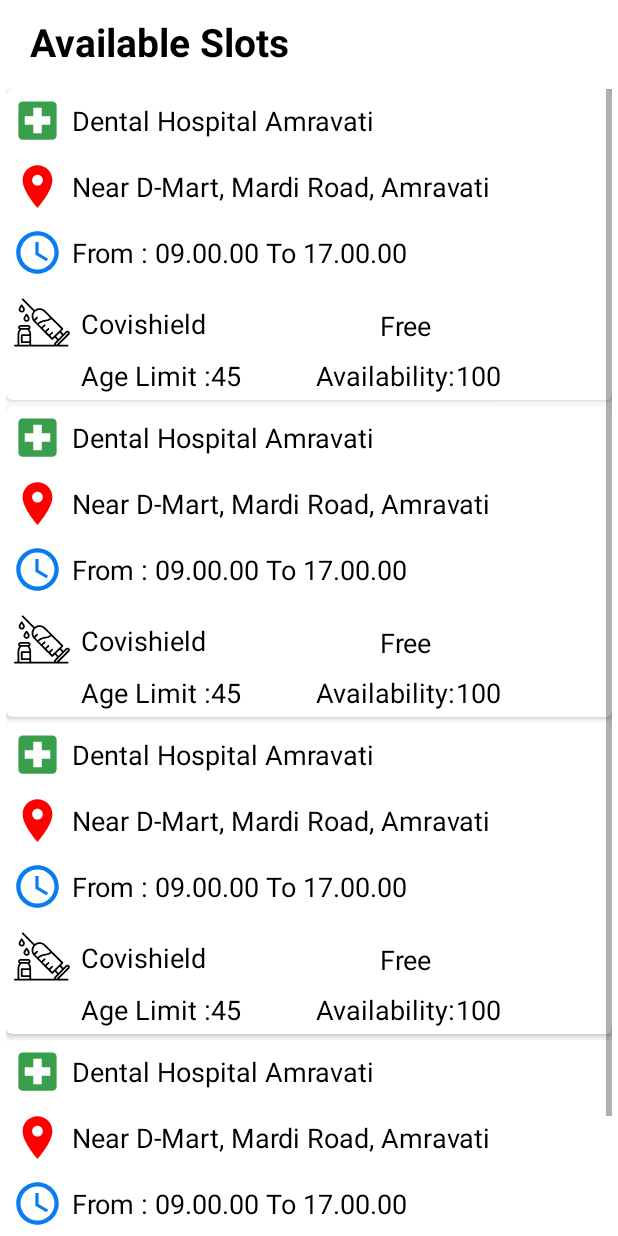
After one commit to YashCharpe/Covid-Tracker-App, an Android app: the VaccineSlotsPage screen opened directly, with no data from a screen before it, on a phone screen of 412 x 824 dp. The commit adds this screen. Run offline under Robolectric (Android 15) with nearby library versions, the phone set to English and light mode, and no system bars; network calls fail; Roboto replaces fonts that are not available here; 6 statements that could not run were skipped.

Commit message:
Added Slots Adapter, Recycler View in Slot Page

```diff
--- a/app/src/main/AndroidManifest.xml
+++ b/app/src/main/AndroidManifest.xml
@@ -12,7 +12,8 @@
         android:roundIcon="@mipmap/ic_launcher_round"
         android:supportsRtl="true"
         android:theme="@style/Theme.Covid19TrackerApp">
-        <activity android:name=".VaccineSearch"></activity>
+        <activity android:name=".VaccineSlotsPage"></activity>
+        <activity android:name=".VaccineSearch" />
         <activity android:name=".CountryWisePage" />
         <activity android:name=".AllStatsPage" />
         <activity android:name=".MainActivity">
--- /dev/null
+++ b/app/src/main/java/com/example/covid19trackerapp/DatePickerFragment.java
@@ -0,0 +1,29 @@
+package com.example.covid19trackerapp;
+
+import android.app.DatePickerDialog;
+import android.app.Dialog;
+import android.os.Bundle;
+
+import androidx.annotation.NonNull;
+import androidx.annotation.Nullable;
+import androidx.fragment.app.DialogFragment;
+
+import org.jetbrains.annotations.NotNull;
+
+import java.util.Calendar;
+
+public class DatePickerFragment extends DialogFragment {
+
+    @NonNull
+    @NotNull
+    @Override
+    public Dialog onCreateDialog(@Nullable @org.jetbrains.annotations.Nullable Bundle savedInstanceState) {
+
+        Calendar c = Calendar.getInstance();
+        int year = (c.get(Calendar.YEAR));
+        int month = c.get(Calendar.MONTH);
+        int day = c.get(Calendar.DAY_OF_MONTH);
+
+        return new DatePickerDialog(getActivity(),(DatePickerDialog.OnDateSetListener) getActivity(), year,month,day);
+    }
+}
--- /dev/null
+++ b/app/src/main/java/com/example/covid19trackerapp/SlotAdapter.java
@@ -0,0 +1,62 @@
+package com.example.covid19trackerapp;
+
+import android.view.LayoutInflater;
+import android.view.View;
+import android.view.ViewGroup;
+import android.widget.ImageView;
+import android.widget.TextView;
+
+import androidx.annotation.NonNull;
+import androidx.recyclerview.widget.RecyclerView;
+
+import org.jetbrains.annotations.NotNull;
+
+import java.util.ArrayList;
+
+public class SlotAdapter extends RecyclerView.Adapter<SlotAdapter.StaticViewHolder> {
+
+    private ArrayList<SlotItem> mSlotList;
+
+    public static class StaticViewHolder extends RecyclerView.ViewHolder
+    {
+        public ImageView mImageView;
+        public TextView mTextView1;
+        public TextView mTextView2;
+
+        public StaticViewHolder(@NonNull @NotNull View itemView) {
+            super(itemView);
+
+            mImageView = itemView.findViewById(R.id.imageView);
+            mTextView1 = itemView.findViewById(R.id.textView1);
+            mTextView2 = itemView.findViewById(R.id.textView2);
+        }
+    }
+
+    public SlotAdapter(ArrayList<SlotItem> slotList) {
+        mSlotList=slotList;
+    }
+
+    @NonNull
+    @NotNull
+    @Override
+    public StaticViewHolder onCreateViewHolder(@NonNull @NotNull ViewGroup parent, int viewType) {
+        View v = LayoutInflater.from(parent.getContext()).inflate(R.layout.slot_item,parent,false);
+        StaticViewHolder svh = new StaticViewHolder(v);
+        return svh;
+    }
+
+    @Override
+    public void onBindViewHolder(@NonNull @NotNull SlotAdapter.StaticViewHolder holder, int position) {
+        SlotItem currentItem = mSlotList.get(position);
+
+        holder.mImageView.setImageResource(currentItem.getmImageResource());
+        holder.mTextView1.setText(currentItem.getmText1());
+        holder.mTextView2.setText(currentItem.getmText2());
+
+    }
+
+    @Override
+    public int getItemCount() {
+        return mSlotList.size();
+    }
+}
--- /dev/null
+++ b/app/src/main/java/com/example/covid19trackerapp/SlotItem.java
@@ -0,0 +1,26 @@
+package com.example.covid19trackerapp;
+
+public class SlotItem {
+
+    private int mImageResource;
+    private String mText1;
+    private String mText2;
+
+    public SlotItem(int mImageResource, String mText1, String mText2) {
+        this.mImageResource = mImageResource;
+        this.mText1 = mText1;
+        this.mText2 = mText2;
+    }
+
+    public int getmImageResource() {
+        return mImageResource;
+    }
+
+    public String getmText1() {
+        return mText1;
+    }
+
+    public String getmText2() {
+        return mText2;
+    }
+}
--- a/app/src/main/java/com/example/covid19trackerapp/VaccineSearch.java
+++ b/app/src/main/java/com/example/covid19trackerapp/VaccineSearch.java
@@ -1,17 +1,24 @@
 package com.example.covid19trackerapp;
 
+import android.app.DatePickerDialog;
+import android.content.Intent;
 import android.os.Bundle;
 import android.view.View;
 import android.widget.AdapterView;
 import android.widget.ArrayAdapter;
 import android.widget.AutoCompleteTextView;
+import android.widget.Button;
+import android.widget.DatePicker;
 import android.widget.TextView;
 import android.widget.Toast;
 
 import androidx.appcompat.app.AppCompatActivity;
+import androidx.fragment.app.DialogFragment;
 
 import java.io.IOException;
+import java.text.DateFormat;
 import java.util.ArrayList;
+import java.util.Calendar;
 
 import okhttp3.Interceptor;
 import okhttp3.OkHttpClient;
@@ -22,12 +29,13 @@
 import retrofit2.Retrofit;
 import retrofit2.converter.gson.GsonConverterFactory;
 
-public class VaccineSearch extends AppCompatActivity {
+public class VaccineSearch extends AppCompatActivity implements DatePickerDialog.OnDateSetListener {
 
     private AutoCompleteTextView stateAutoCompleteTextView,districtAutoCompleteTextView;
     private ArrayList<String> stateList,districtList;
-    private TextView tv;
+    private TextView tv,dateTv;
     private StateMainModel stateMainModel;
+    private Button checkSlotBtn,selectDateBtn;
 
     @Override
     protected void onCreate(Bundle savedInstanceState) {
@@ -37,6 +45,9 @@
         stateAutoCompleteTextView = findViewById(R.id.stateAutoCompleteTextView);
         districtAutoCompleteTextView = findViewById(R.id.districtAutoCompleteTextView);
         tv = findViewById(R.id.tv);
+        checkSlotBtn = findViewById(R.id.checkSlotBtn);
+        selectDateBtn = findViewById(R.id.selectDateBtn);
+        dateTv = findViewById(R.id.dateTv);
 
         stateList = new ArrayList<>();
         districtList = new ArrayList<>();
@@ -136,8 +147,6 @@
                                 districtList.add(districtMainModel.getDistricts().get(i).getDistrict_name());
                             }
 
-
-
                             districtAutoCompleteTextView.setAdapter(districtAdapter);
 
                         }
@@ -153,7 +162,24 @@
             }
         });
 
+        selectDateBtn.setOnClickListener(new View.OnClickListener() {
+            @Override
+            public void onClick(View v) {
+                DialogFragment datepicker = new DatePickerFragment();
+                datepicker.show(getSupportFragmentManager(),"date picker");
 
+            }
+        });
+
+        checkSlotBtn.setOnClickListener(new View.OnClickListener() {
+            @Override
+            public void onClick(View v) {
+
+                startActivity(new Intent(getApplicationContext(),VaccineSlotsPage.class));
+
+
+            }
+        });
 
         /*stateList = new ArrayList<>();
         districtList = new ArrayList<>();
@@ -194,4 +220,16 @@
          */
 
     }
+
+    @Override
+    public void onDateSet(DatePicker view, int year, int month, int dayOfMonth) {
+        Calendar c = Calendar.getInstance();
+        c.set(Calendar.YEAR,year);
+        c.set(Calendar.MONTH,month);
+        c.set(Calendar.DAY_OF_MONTH,dayOfMonth);
+
+        String currentDateString = DateFormat.getDateInstance(DateFormat.FULL).format(c.getTime());
+        Toast.makeText(getApplicationContext(),currentDateString,Toast.LENGTH_SHORT).show();
+        dateTv.setText(dayOfMonth+"-"+(month+1)+"-"+year);
+    }
 }
--- /dev/null
+++ b/app/src/main/java/com/example/covid19trackerapp/VaccineSlotsPage.java
@@ -0,0 +1,41 @@
+package com.example.covid19trackerapp;
+
+import android.os.Bundle;
+
+import androidx.appcompat.app.AppCompatActivity;
+import androidx.recyclerview.widget.LinearLayoutManager;
+import androidx.recyclerview.widget.RecyclerView;
+
+import java.util.ArrayList;
+
+public class VaccineSlotsPage extends AppCompatActivity {
+
+    private RecyclerView mRecyclerView;
+    private RecyclerView.Adapter mAdapter;
+    private RecyclerView.LayoutManager mLayoutManager;
+
+
+
+    @Override
+    protected void onCreate(Bundle savedInstanceState) {
+        super.onCreate(savedInstanceState);
+        setContentView(R.layout.activity_vaccine_slots_page);
+
+        ArrayList<SlotItem> slotList = new ArrayList<>();
+
+
+        for(int i=0;i<4;i++)
+        {
+            slotList.add(new SlotItem(R.drawable.ic_android,"Line 1","Line2"));
+        }
+
+        mRecyclerView = findViewById(R.id.recyclerView);
+        mRecyclerView.setHasFixedSize(true);
+        mLayoutManager = new LinearLayoutManager(this);
+        mAdapter = new SlotAdapter(slotList);
+
+        mRecyclerView.setLayoutManager(mLayoutManager);
+        mRecyclerView.setAdapter(mAdapter);
+
+    }
+}
--- /dev/null
+++ b/app/src/main/res/drawable/ic_android.xml
@@ -0,0 +1,10 @@
+<vector xmlns:android="http://schemas.android.com/apk/res/android"
+    android:width="24dp"
+    android:height="24dp"
+    android:viewportWidth="24"
+    android:viewportHeight="24"
+    android:tint="?attr/colorControlNormal">
+  <path
+      android:fillColor="@android:color/white"
+      android:pathData="M17.6,9.48l1.84,-3.18c0.16,-0.31 0.04,-0.69 -0.26,-0.85c-0.29,-0.15 -0.65,-0.06 -0.83,0.22l-1.88,3.24c-2.86,-1.21 -6.08,-1.21 -8.94,0L5.65,5.67c-0.19,-0.29 -0.58,-0.38 -0.87,-0.2C4.5,5.65 4.41,6.01 4.56,6.3L6.4,9.48C3.3,11.25 1.28,14.44 1,18h22C22.72,14.44 20.7,11.25 17.6,9.48zM7,15.25c-0.69,0 -1.25,-0.56 -1.25,-1.25c0,-0.69 0.56,-1.25 1.25,-1.25S8.25,13.31 8.25,14C8.25,14.69 7.69,15.25 7,15.25zM17,15.25c-0.69,0 -1.25,-0.56 -1.25,-1.25c0,-0.69 0.56,-1.25 1.25,-1.25s1.25,0.56 1.25,1.25C18.25,14.69 17.69,15.25 17,15.25z"/>
+</vector>
--- /dev/null
+++ b/app/src/main/res/drawable/ic_clock.xml
@@ -0,0 +1,13 @@
+<vector xmlns:android="http://schemas.android.com/apk/res/android"
+    android:width="34dp"
+    android:height="34dp"
+    android:tint="#097cf3"
+    android:viewportWidth="24"
+    android:viewportHeight="24">
+    <path
+        android:fillColor="@android:color/white"
+        android:pathData="M11.99,2C6.47,2 2,6.48 2,12s4.47,10 9.99,10C17.52,22 22,17.52 22,12S17.52,2 11.99,2zM12,20c-4.42,0 -8,-3.58 -8,-8s3.58,-8 8,-8 8,3.58 8,8 -3.58,8 -8,8z" />
+    <path
+        android:fillColor="@android:color/white"
+        android:pathData="M12.5,7H11v6l5.25,3.15 0.75,-1.23 -4.5,-2.67z" />
+</vector>
--- /dev/null
+++ b/app/src/main/res/drawable/ic_hospital.xml
@@ -0,0 +1,10 @@
+<vector xmlns:android="http://schemas.android.com/apk/res/android"
+    android:width="34dp"
+    android:height="34dp"
+    android:tint="#399F4C"
+    android:viewportWidth="24"
+    android:viewportHeight="24">
+    <path
+        android:fillColor="@android:color/white"
+        android:pathData="M19,3L5,3c-1.1,0 -1.99,0.9 -1.99,2L3,19c0,1.1 0.9,2 2,2h14c1.1,0 2,-0.9 2,-2L21,5c0,-1.1 -0.9,-2 -2,-2zM18,14h-4v4h-4v-4L6,14v-4h4L10,6h4v4h4v4z" />
+</vector>
--- /dev/null
+++ b/app/src/main/res/drawable/ic_location.xml
@@ -0,0 +1,10 @@
+<vector xmlns:android="http://schemas.android.com/apk/res/android"
+    android:width="34dp"
+    android:height="34dp"
+    android:tint="#FF0000"
+    android:viewportWidth="24"
+    android:viewportHeight="24">
+    <path
+        android:fillColor="@android:color/white"
+        android:pathData="M12,2C8.13,2 5,5.13 5,9c0,5.25 7,13 7,13s7,-7.75 7,-13c0,-3.87 -3.13,-7 -7,-7zM12,11.5c-1.38,0 -2.5,-1.12 -2.5,-2.5s1.12,-2.5 2.5,-2.5 2.5,1.12 2.5,2.5 -1.12,2.5 -2.5,2.5z" />
+</vector>
--- a/app/src/main/res/layout/activity_vaccine_search.xml
+++ b/app/src/main/res/layout/activity_vaccine_search.xml
@@ -132,5 +132,44 @@
         app:layout_constraintStart_toStartOf="parent"
         app:layout_constraintEnd_toEndOf="parent"/>
 
+    <TextView
+        android:id="@+id/dateTv"
+        android:layout_width="wrap_content"
+        android:layout_height="wrap_content"
+        app:layout_constraintTop_toBottomOf="@id/tv"
+        app:layout_constraintStart_toStartOf="@id/tv"
+        app:layout_constraintEnd_toEndOf="@id/tv"
+        android:text="01-01-2021"
+        android:textSize="20sp"
+        android:textColor="@color/black"/>
+
+
+    <Button
+        android:id="@+id/selectDateBtn"
+        android:layout_width="200dp"
+        android:layout_height="wrap_content"
+        app:layout_constraintTop_toBottomOf="@id/tv"
+        app:layout_constraintStart_toStartOf="@id/tv"
+        app:layout_constraintEnd_toEndOf="@id/tv"
+        android:text="Select Date"
+        android:textSize="18sp"
+        android:background="@drawable/rounded_button"
+        android:layout_marginTop="40dp"/>
+
+
+
+
+    <Button
+        android:id="@+id/checkSlotBtn"
+        android:layout_width="250dp"
+        android:layout_height="wrap_content"
+        app:layout_constraintTop_toBottomOf="@id/tv"
+        app:layout_constraintStart_toStartOf="parent"
+        app:layout_constraintEnd_toEndOf="parent"
+        android:layout_marginTop="100dp"
+        android:text="Check Slots"
+        android:textSize="20sp"
+        android:background="@drawable/rounded_button"/>
+
 
 </androidx.constraintlayout.widget.ConstraintLayout>
--- /dev/null
+++ b/app/src/main/res/layout/activity_vaccine_slots_page.xml
@@ -0,0 +1,32 @@
+<?xml version="1.0" encoding="utf-8"?>
+<RelativeLayout xmlns:android="http://schemas.android.com/apk/res/android"
+    xmlns:app="http://schemas.android.com/apk/res-auto"
+    xmlns:tools="http://schemas.android.com/tools"
+    android:layout_width="match_parent"
+    android:layout_height="match_parent"
+    tools:context=".VaccineSlotsPage">
+
+    <TextView
+        android:id="@+id/availableSlotsHeader"
+        android:layout_width="match_parent"
+        android:layout_height="wrap_content"
+        android:text="Available Slots"
+        android:textColor="@color/black"
+        android:textSize="26sp"
+        android:textStyle="bold"
+        android:layout_marginTop="10dp"
+        android:paddingLeft="20dp"
+        android:gravity="center_vertical"/>
+
+    <androidx.recyclerview.widget.RecyclerView
+        android:id="@+id/recyclerView"
+        android:layout_width="match_parent"
+        android:layout_height="match_parent"
+        android:padding="4dp"
+        android:scrollbars="vertical"
+        android:layout_below="@id/availableSlotsHeader"
+        android:layout_marginTop="10dp"/>
+
+
+
+</RelativeLayout>
--- /dev/null
+++ b/app/src/main/res/layout/slot_item.xml
@@ -0,0 +1,194 @@
+<?xml version="1.0" encoding="utf-8"?>
+<androidx.cardview.widget.CardView xmlns:android="http://schemas.android.com/apk/res/android"
+    android:layout_width="match_parent"
+    android:layout_height="wrap_content"
+    xmlns:app="http://schemas.android.com/apk/res-auto"
+    app:cardCornerRadius="4dp"
+    android:layout_marginBottom="4dp"
+    android:elevation="10dp">
+
+    <androidx.constraintlayout.widget.ConstraintLayout
+        android:layout_width="match_parent"
+        android:layout_height="wrap_content"
+        android:layout_margin="4dp">
+
+        <ImageView
+            android:id="@+id/hospitalIconIv"
+            android:layout_width="wrap_content"
+            android:layout_height="wrap_content"
+            android:src="@drawable/ic_hospital"
+            app:layout_constraintStart_toStartOf="parent"
+            app:layout_constraintTop_toTopOf="parent"/>
+
+        <TextView
+            android:id="@+id/hospitalNameTv"
+            android:layout_width="wrap_content"
+            android:layout_height="wrap_content"
+            android:text="Dental Hospital Amravati"
+            android:textSize="18sp"
+            android:textColor="@color/black"
+            app:layout_constraintStart_toEndOf="@id/hospitalIconIv"
+            app:layout_constraintTop_toTopOf="@id/hospitalIconIv"
+            app:layout_constraintBottom_toBottomOf="@id/hospitalIconIv"
+            android:layout_marginLeft="6dp"
+            android:gravity="center_vertical"/>
+
+        <ImageView
+            android:id="@+id/locationIconIv"
+            android:layout_width="wrap_content"
+            android:layout_height="wrap_content"
+            android:src="@drawable/ic_location"
+            app:layout_constraintTop_toBottomOf="@id/hospitalIconIv"
+            app:layout_constraintStart_toStartOf="parent"
+            android:layout_marginTop="10dp"/>
+
+        <TextView
+            android:id="@+id/locationTv"
+            android:layout_width="wrap_content"
+            android:layout_height="wrap_content"
+            android:text="Near D-Mart, Mardi Road, Amravati"
+            android:textSize="18sp"
+            android:textColor="@color/black"
+            app:layout_constraintStart_toEndOf="@id/locationIconIv"
+            app:layout_constraintTop_toTopOf="@id/locationIconIv"
+            app:layout_constraintBottom_toBottomOf="@id/locationIconIv"
+            android:layout_marginLeft="6dp"
+            android:gravity="center_vertical"/>
+
+        <ImageView
+            android:id="@+id/clockIconIv"
+            android:layout_width="wrap_content"
+            android:layout_height="wrap_content"
+            app:layout_constraintTop_toBottomOf="@id/locationIconIv"
+            app:layout_constraintStart_toStartOf="parent"
+            android:src="@drawable/ic_clock"
+            android:layout_marginTop="10dp"/>
+
+        <TextView
+            android:id="@+id/timingTv"
+            android:layout_width="wrap_content"
+            android:layout_height="wrap_content"
+            android:text="From : 09.00.00 To 17.00.00"
+            android:textSize="18sp"
+            android:textColor="@color/black"
+            app:layout_constraintStart_toEndOf="@id/clockIconIv"
+            app:layout_constraintTop_toTopOf="@id/clockIconIv"
+            app:layout_constraintBottom_toBottomOf="@id/clockIconIv"
+            android:layout_marginLeft="6dp"
+            android:gravity="center_vertical"/>
+
+        <ImageView
+            android:id="@+id/vaccineIconIv"
+            android:layout_width="40dp"
+            android:layout_height="40dp"
+            app:layout_constraintTop_toBottomOf="@id/clockIconIv"
+            app:layout_constraintStart_toStartOf="@id/clockIconIv"
+            android:src="@drawable/ic_vaccine"
+            android:layout_marginTop="10dp"/>
+
+        <TextView
+            android:id="@+id/vaccineTv"
+            android:layout_width="wrap_content"
+            android:layout_height="wrap_content"
+            android:text="Covishield"
+            android:textSize="18sp"
+            android:textColor="@color/black"
+            app:layout_constraintStart_toEndOf="@id/vaccineIconIv"
+            app:layout_constraintTop_toTopOf="@id/vaccineIconIv"
+            app:layout_constraintBottom_toBottomOf="@id/vaccineIconIv"
+            android:layout_marginLeft="6dp"
+            android:gravity="center_vertical"/>
+
+
+        <TextView
+            android:id="@+id/feeTypeTv"
+            android:layout_width="wrap_content"
+            android:layout_height="wrap_content"
+            android:text="Free"
+            android:textSize="18sp"
+            android:textColor="@color/black"
+            app:layout_constraintStart_toEndOf="@id/vaccineTv"
+            app:layout_constraintEnd_toEndOf="parent"
+            app:layout_constraintTop_toBottomOf="@id/timingTv"
+            android:layout_marginTop="24dp"/>
+
+        <TextView
+            android:id="@+id/ageLimit"
+            android:layout_width="wrap_content"
+            android:layout_height="wrap_content"
+            android:text="Age Limit :"
+            android:textSize="18sp"
+            android:textColor="@color/black"
+            app:layout_constraintTop_toBottomOf="@id/vaccineTv"
+            app:layout_constraintStart_toStartOf="@id/vaccineTv"
+            android:layout_marginTop="10dp"/>
+
+        <TextView
+            android:id="@+id/ageLimitTv"
+            android:layout_width="wrap_content"
+            android:layout_height="wrap_content"
+            android:text="45"
+            android:textSize="18sp"
+            android:textColor="@color/black"
+            app:layout_constraintStart_toEndOf="@id/ageLimit"
+            app:layout_constraintTop_toTopOf="@id/ageLimit"
+            app:layout_constraintBottom_toBottomOf="@id/ageLimit"/>
+
+        <TextView
+            android:id="@+id/availability"
+            android:layout_width="wrap_content"
+            android:layout_height="wrap_content"
+            android:text="Availability:"
+            android:textColor="@color/black"
+            android:textSize="18sp"
+            app:layout_constraintStart_toEndOf="@id/ageLimitTv"
+            app:layout_constraintTop_toTopOf="@id/ageLimitTv"
+            app:layout_constraintBottom_toBottomOf="@id/ageLimitTv"
+            android:layout_marginLeft="50dp"/>
+
+        <TextView
+            android:id="@+id/availabilityTv"
+            android:layout_width="wrap_content"
+            android:layout_height="wrap_content"
+            android:text="100"
+            android:textColor="@color/black"
+            android:textSize="18sp"
+            app:layout_constraintStart_toEndOf="@id/availability"
+            app:layout_constraintBottom_toBottomOf="@id/availability"
+            app:layout_constraintTop_toTopOf="@id/availability"/>
+
+
+        <!--<ImageView
+            android:id="@+id/imageView"
+            android:layout_width="50dp"
+            android:layout_height="50dp"
+            android:padding="2dp"/>
+
+        <TextView
+            android:id="@+id/textView1"
+            android:layout_width="wrap_content"
+            android:layout_height="wrap_content"
+            android:text="Line 1"
+            android:textSize="20dp"
+            android:textStyle="bold"
+            android:layout_toEndOf="@id/imageView"
+            android:layout_alignParentTop="true"
+            android:layout_toRightOf="@id/imageView" />
+
+        <TextView
+            android:id="@+id/textView2"
+            android:layout_width="wrap_content"
+            android:layout_height="wrap_content"
+            android:text="Line 2"
+            android:textSize="16sp"
+            android:layout_below="@id/textView1"
+            android:layout_toRightOf="@id/imageView"
+            android:layout_marginLeft="4dp"/>
+            -->
+
+
+    </androidx.constraintlayout.widget.ConstraintLayout>
+
+
+
+</androidx.cardview.widget.CardView>
```
